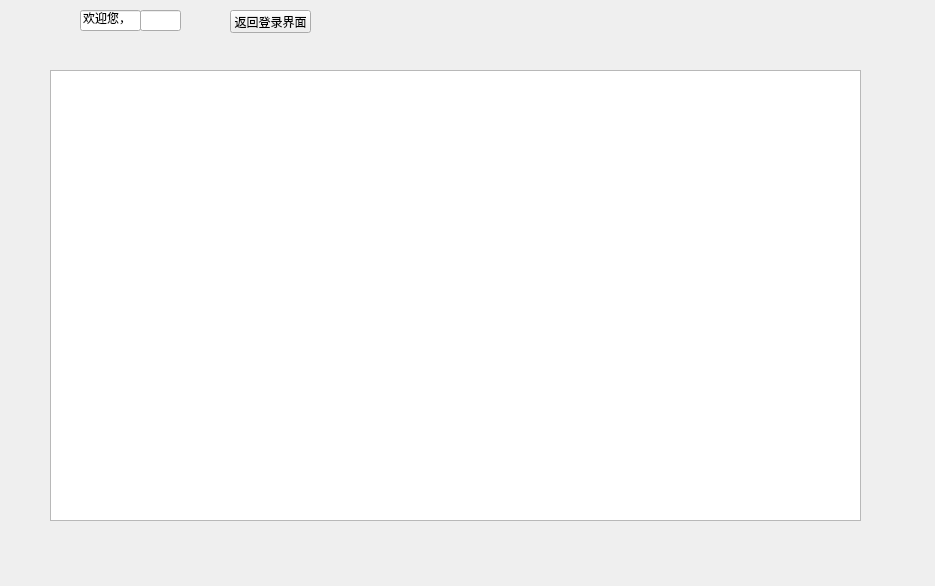
The window that timetable.ui (breadog/Course_selection_system) describes before a commit, drawn with Qt 5.
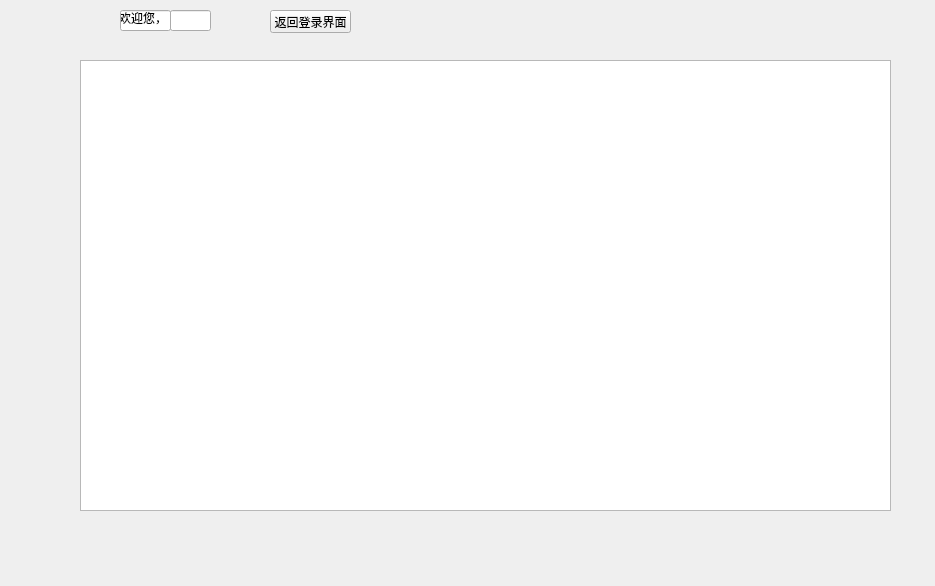
The same window after the commit.

```diff
--- a/timetable.ui
+++ b/timetable.ui
@@ -16,8 +16,8 @@
   <widget class="QTableView" name="tableView">
    <property name="geometry">
     <rect>
-     <x>50</x>
-     <y>70</y>
+     <x>80</x>
+     <y>60</y>
      <width>811</width>
      <height>451</height>
     </rect>
@@ -26,9 +26,9 @@
   <widget class="QLineEdit" name="welcome">
    <property name="geometry">
     <rect>
-     <x>80</x>
+     <x>120</x>
      <y>10</y>
-     <width>61</width>
+     <width>51</width>
      <height>21</height>
     </rect>
    </property>
@@ -39,7 +39,7 @@
   <widget class="QLineEdit" name="lineEdit_2">
    <property name="geometry">
     <rect>
-     <x>140</x>
+     <x>170</x>
      <y>10</y>
      <width>41</width>
      <height>21</height>
@@ -49,7 +49,7 @@
   <widget class="QPushButton" name="pushButton">
    <property name="geometry">
     <rect>
-     <x>230</x>
+     <x>270</x>
      <y>10</y>
      <width>81</width>
      <height>23</height>
```
Left out of the diff: 2 changed lines with no effect on the pictures.
